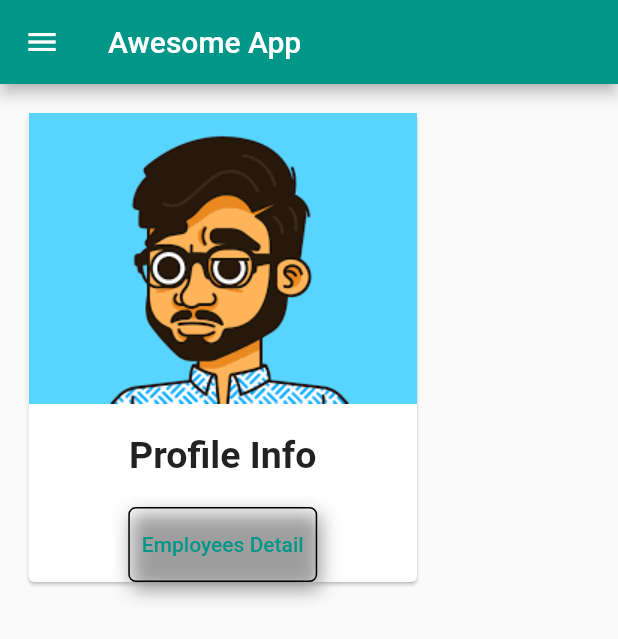
After one commit to DevRLama/test_app, a Flutter app: the ProfilePage screen opened directly, on a phone screen of 412 x 824 dp. The commit adds this screen. Shown: the top 639 px of the screen. Run offline on Flutter 3.47's test engine with Material 2 defaults, Android fonts, the phone set to English and light mode, and no system bars; our stand-ins replace dio, firebase_auth, firebase_core, pin_code_fields; accounts and stored records are empty; network calls fail.

Commit message:
Profile Page Added

```diff
--- a/lib/otp_screen.dart
+++ b/lib/otp_screen.dart
@@ -1,7 +1,8 @@
 import 'package:firebase_auth/firebase_auth.dart';
 import 'package:flutter/material.dart';
 import 'package:pin_code_fields/pin_code_fields.dart';
-import 'package:test_app/Dashboard.dart';
+import 'package:test_app/dashboard.dart';
+import 'package:test_app/profilePage.dart';
 
 class OtpScreen extends StatefulWidget{
 
@@ -96,7 +97,7 @@ late String verificationId;
        if(userObj.user!=null){
         print("User Verified");
         Navigator.of(context).push(
-    MaterialPageRoute(builder: (context)=>Dashboard()));}
+    MaterialPageRoute(builder: (context)=>ProfilePage()));}
        else{
          print("User not Verified");
        }
--- /dev/null
+++ b/lib/profilePage.dart
@@ -0,0 +1,91 @@
+import 'package:flutter/material.dart';
+import 'package:test_app/dashboard.dart';
+
+
+class ProfilePage extends StatelessWidget{
+  @override
+  Widget build(BuildContext context) {
+      // This method is rerun every time setState is called, for instance as done
+      // by the _incrementCounter method above.
+      //
+      // The Flutter framework has been optimized to make rerunning build methods
+      // fast, so that you can just rebuild anything that needs updating rather
+      // than having to individually change instances of widgets.
+      return Scaffold(
+        appBar: AppBar(
+          // Here we take the value from the MyHomePage object that was created by
+          // the App.build method, and use it to set our appbar title.
+          title: Text("Awesome App"),
+        ),
+        body: Padding(
+          padding: const EdgeInsets.all(15.0),
+          child:SingleChildScrollView(
+              child: Card(
+                child: Column(
+                  mainAxisAlignment: MainAxisAlignment.center,
+                  crossAxisAlignment: CrossAxisAlignment.center,
+                  children: <Widget>[
+                    Image.asset("assets/download1.png"),
+                    SizedBox(height: 20),
+                    Text(
+                      "Profile Info",
+                      style: TextStyle(fontSize: 25,fontWeight: FontWeight.bold),
+                    ),
+                    SizedBox(height: 20),
+                    Container(
+                      decoration: BoxDecoration(
+                        border: Border.all(),
+                        borderRadius: BorderRadius.circular(5),
+                        boxShadow:const [
+                          BoxShadow(
+                          color: Colors.grey,
+                          blurRadius:10,
+                          offset: Offset(2.0,5.0)
+                      )
+                        ]
+                      ),
+
+                        child: TextButton(
+                          onPressed: () async{
+                               Navigator.of(context).push(
+                                MaterialPageRoute(builder: (context)=>Dashboard()));},
+
+                          child: Text('Employees Detail'),
+                        ))
+
+                  ],
+                ),
+              )),
+        ),
+        drawer: Drawer(
+            child: ListView(
+              padding: EdgeInsets.zero,
+              children: <Widget>[
+                UserAccountsDrawerHeader(
+                  accountName: Text("Dev Raghvendra Lama"),
+                  accountEmail: Text("dev.lama007@gmail.com"),
+                  currentAccountPicture: CircleAvatar(
+                    backgroundColor: Colors.teal,
+                    backgroundImage: NetworkImage("https://images.unsplash.com/photo-1568602471122-7832951cc4c5?ixlib=rb-1.2.1&ixid=MnwxMjA3fDB8MHxwaG90by1wYWdlfHx8fGVufDB8fHx8&auto=format&fit=crop&w=870&q=80") ,
+                  ),
+                ),
+                ListTile(
+                  leading: Icon(Icons.person),
+                  title: Text("Account"),
+                  subtitle: Text("Personal"),
+                  trailing: Icon(Icons.edit),
+                ),
+                ListTile(
+                  leading: Icon(Icons.email),
+                  title: Text("Email"),
+                  subtitle: Text("dev.lama007@gmail.com"),
+                  trailing: Icon(Icons.send),
+                )
+              ],
+            )
+        ),
+        // This trailing comma makes auto-formatting nicer for build methods.
+      );
+    }
+
+}
--- a/pubspec.yaml
+++ b/pubspec.yaml
@@ -62,8 +62,8 @@ flutter:
   uses-material-design: true
 
   # To add assets to your application, add an assets section, like this:
-  # assets:
-  #   - images/a_dot_burr.jpeg
+  assets:
+     - assets/
   #   - images/a_dot_ham.jpeg
 
   # An image asset can refer to one or more resolution-specific "variants", see
```
Also changed, not shown: assets/download1.png (added), lib/dashboard.dart (renamed from lib/Dashboard.dart), pubspec.lock.
